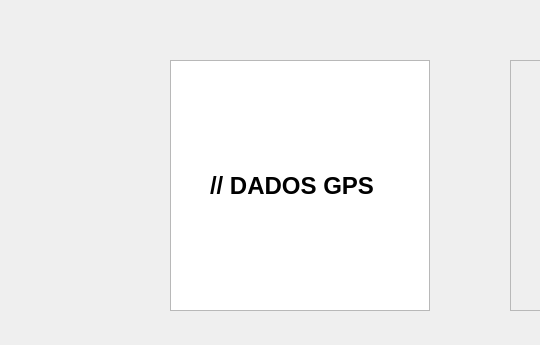
The window that QtProjects/Zenite_Interface/navigation.ui (ZeniteSolar/Zenite-GUI) describes before a commit, drawn with Qt 5; both pictures show x 0 to 540 and y 0 to 345 of the 1280 by 720 pixel window.
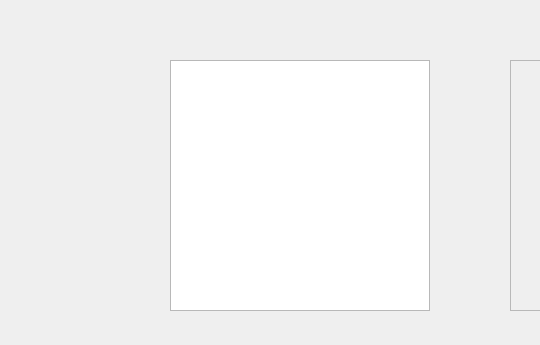
The same window after the commit.

Commit message: Created QFont object to set widget text size

The edit to the form file:
```diff
--- a/QtProjects/Zenite_Interface/navigation.ui
+++ b/QtProjects/Zenite_Interface/navigation.ui
@@ -23,25 +23,6 @@
     </rect>
    </property>
   </widget>
-  <widget class="QLabel" name="GPSinfo">
-   <property name="geometry">
-    <rect>
-     <x>210</x>
-     <y>140</y>
-     <width>181</width>
-     <height>91</height>
-    </rect>
-   </property>
-   <property name="font">
-    <font>
-     <pointsize>18</pointsize>
-     <bold>true</bold>
-    </font>
-   </property>
-   <property name="text">
-    <string>// DADOS GPS </string>
-   </property>
-  </widget>
   <widget class="QLabel" name="label_12">
    <property name="geometry">
     <rect>
```
Left out of the diff: 36 changed lines with no effect on the pictures. The commit also changes 6 other files.
